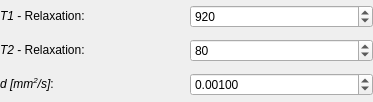
Qt form Plugins/org.mitk.gui.qt.diffusionimaging.fiberfox/src/QmitkBallModelParametersWidgetControls.ui (MITK/MITK) before a commit.
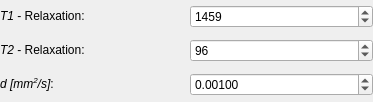
The same form after that commit.

Patch:
```diff
--- a/Plugins/org.mitk.gui.qt.diffusionimaging.fiberfox/src/QmitkBallModelParametersWidgetControls.ui
+++ b/Plugins/org.mitk.gui.qt.diffusionimaging.fiberfox/src/QmitkBallModelParametersWidgetControls.ui
@@ -41,7 +41,7 @@
       <number>999999999</number>
      </property>
      <property name="value">
-      <number>80</number>
+      <number>96</number>
      </property>
     </widget>
    </item>
@@ -94,7 +94,7 @@
       <number>999999999</number>
      </property>
      <property name="value">
-      <number>920</number>
+      <number>1459</number>
      </property>
     </widget>
    </item>
```
